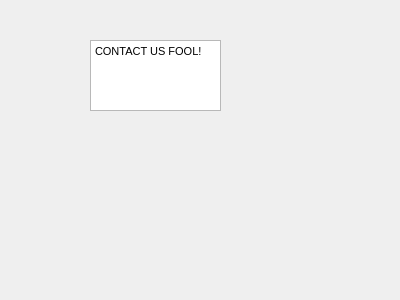
OwlbitCode/CS-c1-project1, file CustomerGuarantee/contactus.ui: the form before one commit.
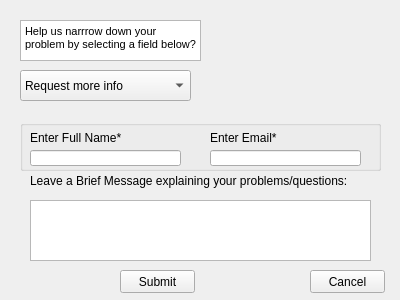
The form after the commit.

Commit message:
Final updates to CustomerGuarantee and Contact us
Note the "contact us" page is actually part of the Customer Guarantee project.

Patch:
```diff
--- a/CustomerGuarantee/contactus.ui
+++ b/CustomerGuarantee/contactus.ui
@@ -16,10 +16,10 @@
   <widget class="QTextEdit" name="textEdit">
    <property name="geometry">
     <rect>
-     <x>90</x>
-     <y>40</y>
-     <width>131</width>
-     <height>71</height>
+     <x>20</x>
+     <y>20</y>
+     <width>181</width>
+     <height>41</height>
     </rect>
    </property>
    <property name="readOnly">
@@ -30,7 +30,151 @@
 &lt;html&gt;&lt;head&gt;&lt;meta name=&quot;qrichtext&quot; content=&quot;1&quot; /&gt;&lt;style type=&quot;text/css&quot;&gt;
 p, li { white-space: pre-wrap; }
 &lt;/style&gt;&lt;/head&gt;&lt;body style=&quot; font-family:'MS Shell Dlg 2'; font-size:8.25pt; font-weight:400; font-style:normal;&quot;&gt;
-&lt;p style=&quot; margin-top:0px; margin-bottom:0px; margin-left:0px; margin-right:0px; -qt-block-indent:0; text-indent:0px;&quot;&gt;CONTACT US FOOL!&lt;/p&gt;&lt;/body&gt;&lt;/html&gt;</string>
+&lt;p style=&quot; margin-top:0px; margin-bottom:0px; margin-left:0px; margin-right:0px; -qt-block-indent:0; text-indent:0px;&quot;&gt;Help us narrrow down your problem by selecting a field below? &lt;/p&gt;&lt;/body&gt;&lt;/html&gt;</string>
+   </property>
+  </widget>
+  <widget class="QComboBox" name="comboBox">
+   <property name="geometry">
+    <rect>
+     <x>20</x>
+     <y>70</y>
+     <width>171</width>
+     <height>31</height>
+    </rect>
+   </property>
+   <item>
+    <property name="text">
+     <string>Request more info</string>
+    </property>
+   </item>
+   <item>
+    <property name="text">
+     <string>I never got my Robot? </string>
+    </property>
+   </item>
+   <item>
+    <property name="text">
+     <string>Problem with iRobot?  </string>
+    </property>
+   </item>
+   <item>
+    <property name="text">
+     <string>Other</string>
+    </property>
+   </item>
+  </widget>
+  <widget class="QTextEdit" name="custEditBox">
+   <property name="geometry">
+    <rect>
+     <x>30</x>
+     <y>200</y>
+     <width>341</width>
+     <height>61</height>
+    </rect>
+   </property>
+  </widget>
+  <widget class="QPushButton" name="submit">
+   <property name="geometry">
+    <rect>
+     <x>120</x>
+     <y>270</y>
+     <width>75</width>
+     <height>23</height>
+    </rect>
+   </property>
+   <property name="text">
+    <string>Submit</string>
+   </property>
+  </widget>
+  <widget class="QPushButton" name="cancel">
+   <property name="geometry">
+    <rect>
+     <x>310</x>
+     <y>270</y>
+     <width>75</width>
+     <height>23</height>
+    </rect>
+   </property>
+   <property name="text">
+    <string>Cancel</string>
+   </property>
+  </widget>
+  <widget class="QGroupBox" name="groupBox">
+   <property name="geometry">
+    <rect>
+     <x>20</x>
+     <y>120</y>
+     <width>361</width>
+     <height>51</height>
+    </rect>
+   </property>
+   <property name="title">
+    <string/>
+   </property>
+   <widget class="QLineEdit" name="name">
+    <property name="geometry">
+     <rect>
+      <x>10</x>
+      <y>30</y>
+      <width>151</width>
+      <height>16</height>
+     </rect>
+    </property>
+    <property name="text">
+     <string/>
+    </property>
+   </widget>
+   <widget class="QLabel" name="nameLabel">
+    <property name="geometry">
+     <rect>
+      <x>10</x>
+      <y>10</y>
+      <width>101</width>
+      <height>16</height>
+     </rect>
+    </property>
+    <property name="text">
+     <string>Enter Full Name*</string>
+    </property>
+   </widget>
+   <widget class="QLabel" name="emailLabel">
+    <property name="geometry">
+     <rect>
+      <x>190</x>
+      <y>10</y>
+      <width>81</width>
+      <height>16</height>
+     </rect>
+    </property>
+    <property name="text">
+     <string>Enter Email*</string>
+    </property>
+   </widget>
+   <widget class="QLineEdit" name="email">
+    <property name="geometry">
+     <rect>
+      <x>190</x>
+      <y>30</y>
+      <width>151</width>
+      <height>16</height>
+     </rect>
+    </property>
+    <property name="text">
+     <string/>
+    </property>
+   </widget>
+  </widget>
+  <widget class="QLabel" name="briefMessageLabel">
+   <property name="geometry">
+    <rect>
+     <x>30</x>
+     <y>170</y>
+     <width>331</width>
+     <height>21</height>
+    </rect>
+   </property>
+   <property name="text">
+    <string>Leave a Brief Message explaining your problems/questions:  </string>
    </property>
   </widget>
  </widget>
```
Left out of the diff: 2 changed lines with no effect on the pictures. The commit also changes 26 other files.
